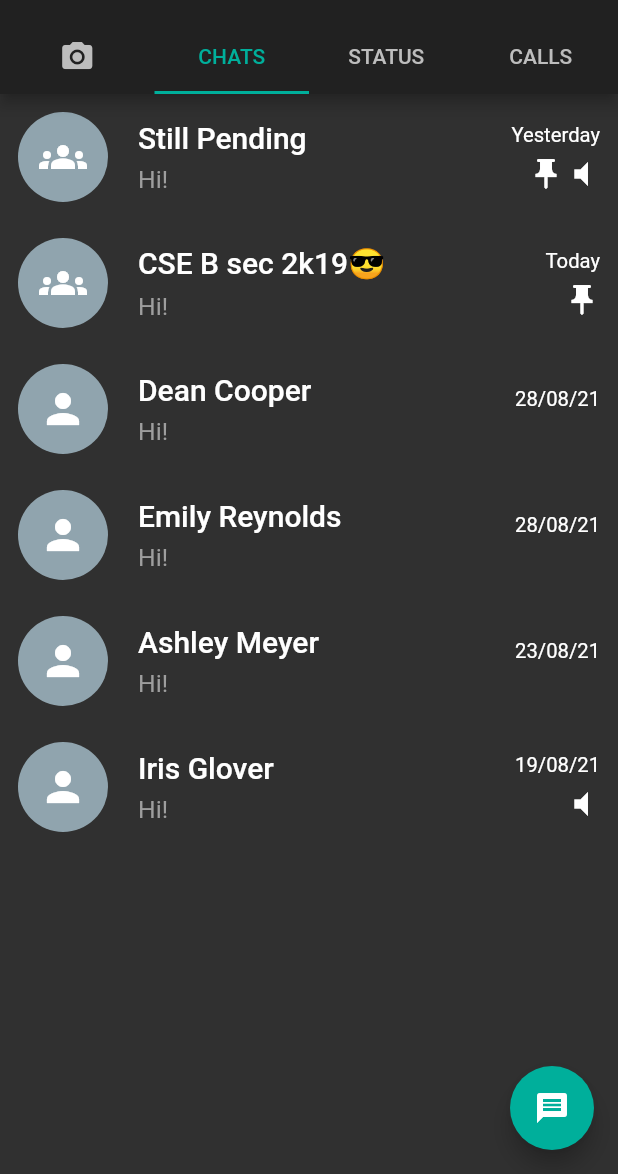
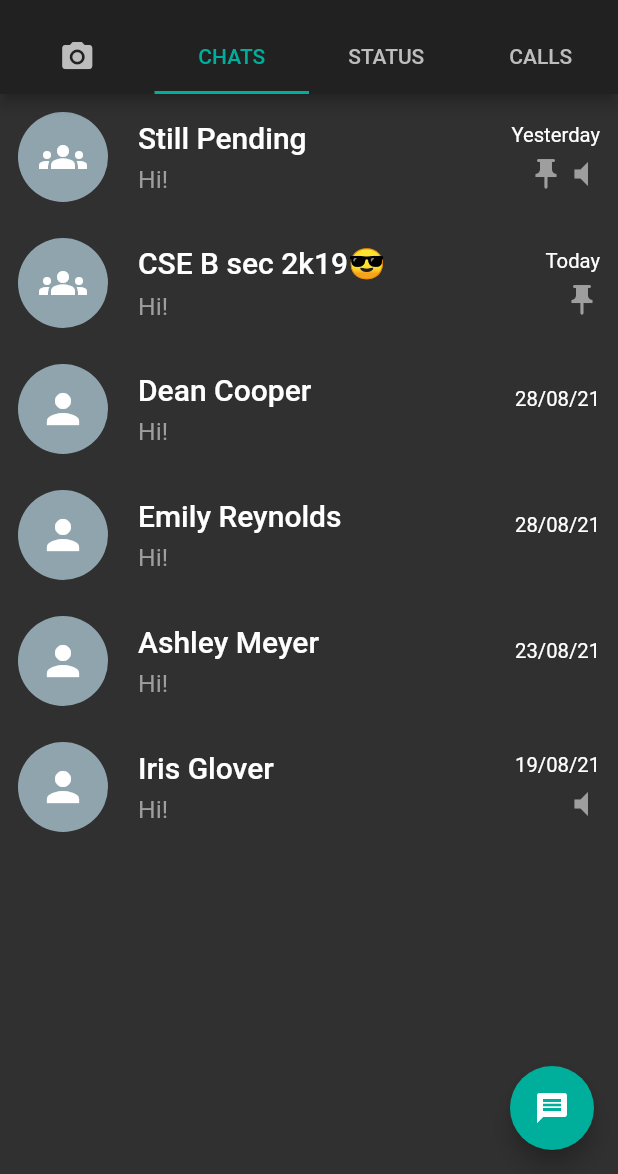
Before and after one commit to Manojkc15/Whatsapp-UI, a Flutter app: the screen it shows after launch, on a phone screen of 412 x 824 dp, the part 62-1236 px from its top. Run offline on Flutter 3.47's test engine with Material 2 defaults, Android fonts, the phone set to English and light mode, and no system bars.

Commit message:
initial commit

```diff
--- a/lib/chats/chatscard.dart
+++ b/lib/chats/chatscard.dart
@@ -75,8 +75,16 @@ class ChatsCard extends StatelessWidget {
                   Row(
                     mainAxisAlignment: MainAxisAlignment.end,
                     children: [
-                      if (pinIcon) Icon(Icons.push_pin),
-                      if (muteIcon) Icon(Icons.volume_mute),
+                      if (pinIcon)
+                        Icon(
+                          Icons.push_pin,
+                          color: Colors.grey,
+                        ),
+                      if (muteIcon)
+                        Icon(
+                          Icons.volume_mute,
+                          color: Colors.grey,
+                        ),
                     ],
                   ),
                 ],
```
